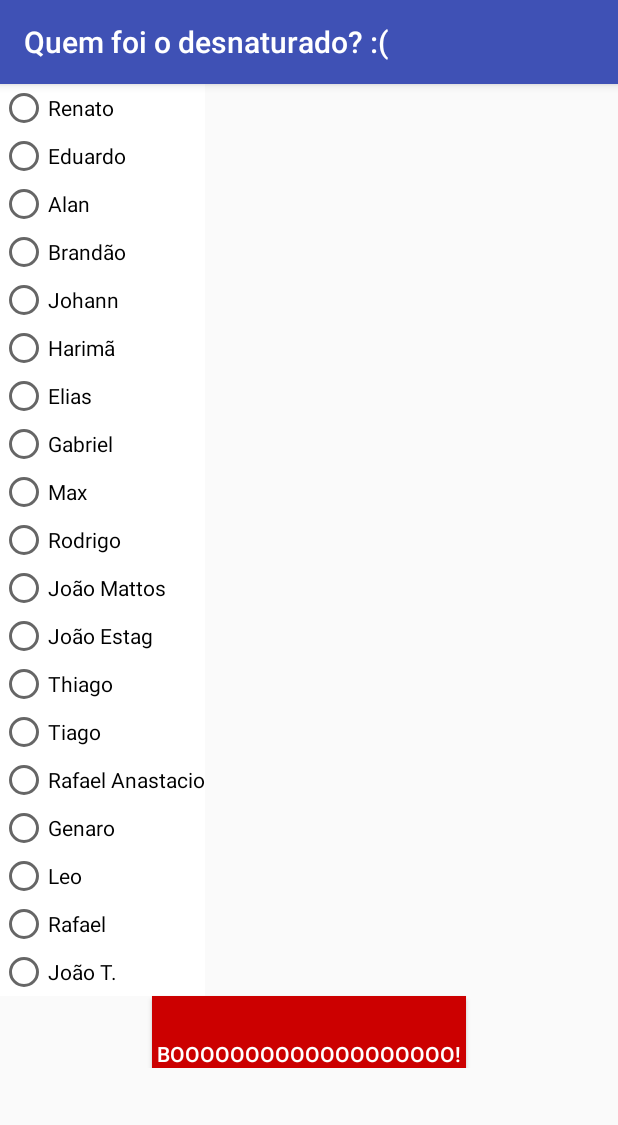
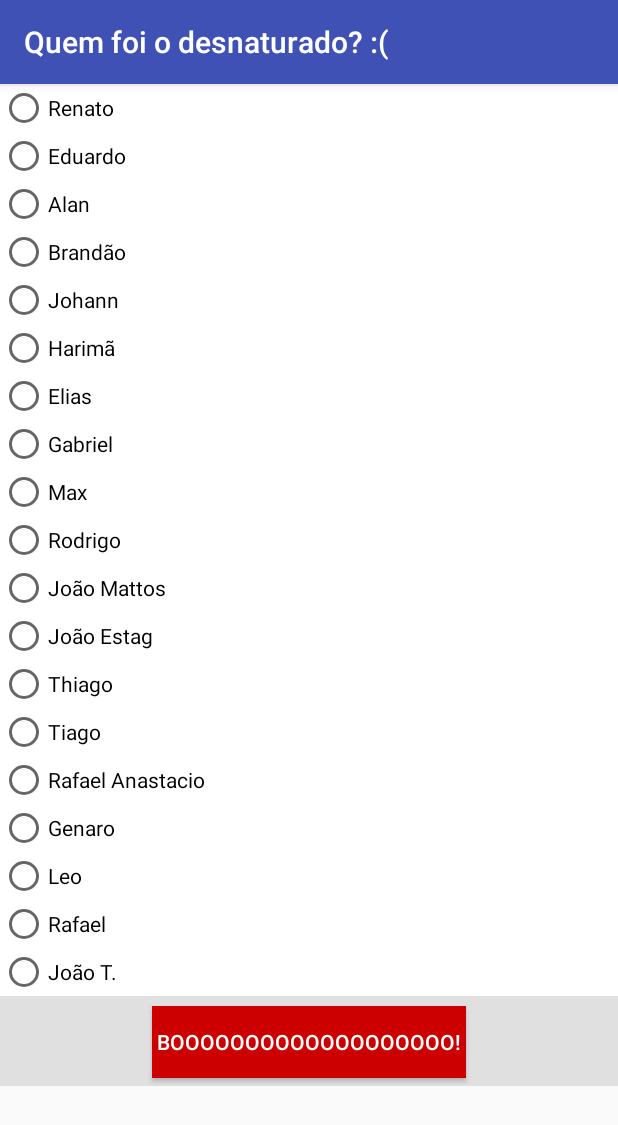
Before and after one commit to HarimaGoncalves/PiadaInternaMobile, an Android app: the screen it shows after launch (ListarPiadistasActivity), after a tap on "CONTARAM UMA PIADA RUIM :(", on a phone screen of 412 x 824 dp. Shown: the top 1125 px of the screen. Run offline under Robolectric (Android 15) with nearby library versions, the phone set to English and light mode, and no system bars.

Commit message:
Corrigindo posicionamento e layout da lista de piadistas

```diff
--- a/PiadaRuim/app/src/main/res/layout/activity_listar_piadistas.xml
+++ b/PiadaRuim/app/src/main/res/layout/activity_listar_piadistas.xml
@@ -1,12 +1,19 @@
 <?xml version="1.0" encoding="utf-8"?>
-<ScrollView xmlns:android="http://schemas.android.com/apk/res/android"
+<RelativeLayout xmlns:android="http://schemas.android.com/apk/res/android"
     xmlns:tools="http://schemas.android.com/tools"
+    android:layout_width="fill_parent"
+    android:layout_height="fill_parent"
+    tools:context="br.com.matrixcorp.piadaruim.ListarPiadistasActivity">
+
+<ScrollView
+
     android:layout_width="fill_parent"
     android:layout_height="wrap_content"
     android:id="@+id/scrollView"
     android:scrollIndicators="right"
     android:textAlignment="center"
-    tools:context="br.com.matrixcorp.piadaruim.ListarPiadistasActivity">
+    android:background="#e0e0e0"
+    android:paddingBottom="60dp">
 
     <LinearLayout
         android:orientation="vertical"
@@ -14,27 +21,29 @@
         android:layout_height="wrap_content">
 
             <RadioGroup
-                android:layout_width="wrap_content"
+                android:layout_width="match_parent"
                 android:layout_height="wrap_content"
                 style="@style/AppTheme"
                 android:id="@+id/listaDepiadistas"
                 android:background="#ffffff"
                 android:orientation="vertical"
-                android:layout_gravity="bottom"
-                android:showDividers="middle"
-                android:gravity="top">
+                android:showDividers="middle">
 
             </RadioGroup>
 
-        <Button
-            android:layout_width="wrap_content"
-            android:layout_height="wrap_content"
-            android:text="New Button"
-            android:id="@+id/avaliarPiada"
-            android:layout_gravity="center_horizontal"
-            android:gravity="center|bottom" />
+
 
     </LinearLayout>
 
 
 </ScrollView>
+    <Button
+    android:layout_width="wrap_content"
+    android:layout_height="wrap_content"
+    android:text="New Button"
+    android:id="@+id/avaliarPiada"
+    android:layout_gravity="center_horizontal"
+        android:layout_alignBottom="@+id/scrollView"
+        android:layout_centerInParent="true"
+        android:layout_marginBottom="5dp" />
+</RelativeLayout>
```
